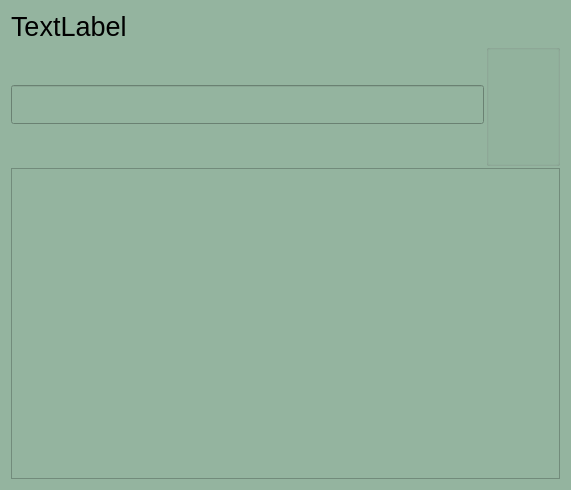
Before: the Qt Designer form src/toolbardialog.ui in yunusemrecinar/QT5-cihaz-kimlik-teknik-servis, drawn with Qt 5.
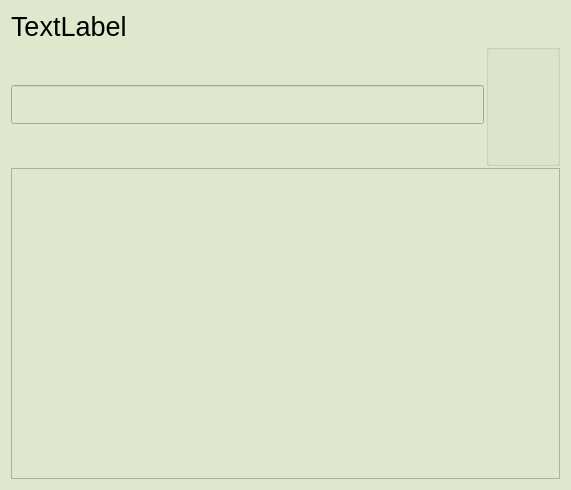
After: the same form once the commit is applied. Icons and pictures are not drawn.

Diff of the .ui file:
```diff
--- a/src/toolbardialog.ui
+++ b/src/toolbardialog.ui
@@ -15,7 +15,7 @@
   </property>
   <property name="styleSheet">
    <string notr="true">QWidget {
-  background-color: #94B49F ;
+  background-color: #DFE8CC ;
 }</string>
   </property>
   <layout class="QVBoxLayout" name="verticalLayout_3">
```
